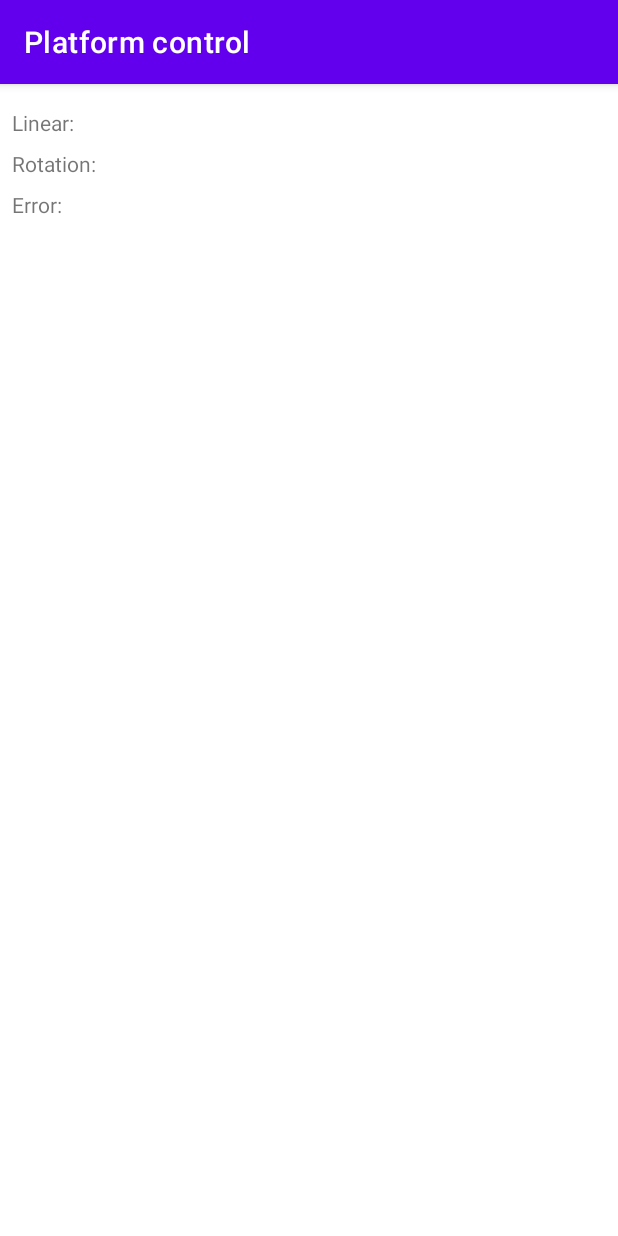
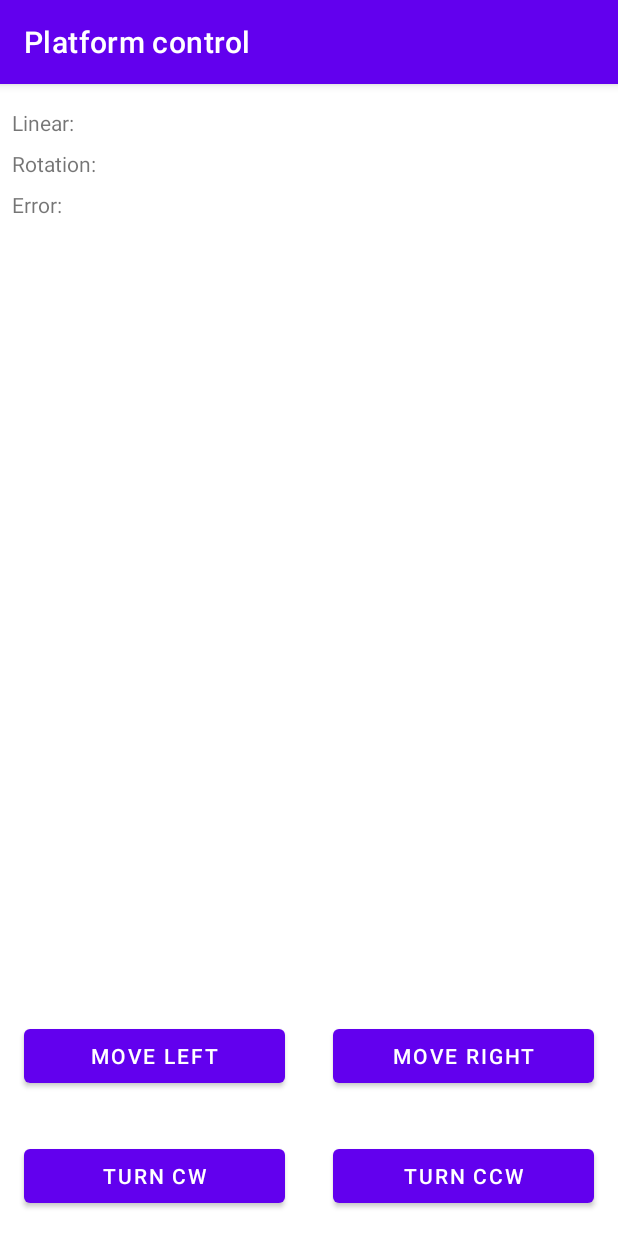
Before and after one commit to dimomite/laser_lever_platform, an Android app: the screen it shows after launch (MainActivity), on a phone screen of 412 x 824 dp. Run offline under Robolectric (Android 15) with nearby library versions, the phone set to English and light mode, and no system bars; our stand-ins replace Dagger/Hilt's generated code, RxJava, Timber, data binding; 3 statements that could not run were skipped.

Commit message:
Add remote control from Android app

```diff
--- a/software/control/app/src/main/java/com/dimomite/laserlevelplatformcontrol/data/PlatformControl.kt
+++ b/software/control/app/src/main/java/com/dimomite/laserlevelplatformcontrol/data/PlatformControl.kt
@@ -4,6 +4,8 @@ import com.dimomite.laserlevelplatformcontrol.domain.PlatformStatus
 import okhttp3.ResponseBody
 import retrofit2.Call
 import retrofit2.http.GET
+import retrofit2.http.POST
+import retrofit2.http.Query
 
 interface PlatformControl {
     @GET("api/status")
@@ -11,4 +13,10 @@ interface PlatformControl {
 
     @GET("favicon.ico")
     fun readFavIcon(): Call<ResponseBody>
+
+    @POST("api/move")
+    fun move(@Query("dir") direction: String, @Query("dist") distance: Int): Call<ResponseBody>
+
+    @POST("api/turn")
+    fun turn(@Query("dir") direction: String, @Query("dist") distance: Int): Call<ResponseBody>
 }
--- /dev/null
+++ b/software/control/app/src/main/java/com/dimomite/laserlevelplatformcontrol/domain/MoveDirection.kt
@@ -0,0 +1,11 @@
+package com.dimomite.laserlevelplatformcontrol.domain
+
+import com.squareup.moshi.Json
+
+enum class MoveDirection {
+    @Json(name = "left")
+    Left,
+
+    @Json(name = "right")
+    Right,
+}
--- /dev/null
+++ b/software/control/app/src/main/java/com/dimomite/laserlevelplatformcontrol/domain/TurnDirection.kt
@@ -0,0 +1,11 @@
+package com.dimomite.laserlevelplatformcontrol.domain
+
+import com.squareup.moshi.Json
+
+enum class TurnDirection {
+    @Json(name = "cw")
+    CW,
+
+    @Json(name = "ccw")
+    CCW,
+}
--- a/software/control/app/src/main/res/layout/fragment_remote_control.xml
+++ b/software/control/app/src/main/res/layout/fragment_remote_control.xml
@@ -1,6 +1,7 @@
 <?xml version="1.0" encoding="utf-8"?>
 <layout xmlns:android="http://schemas.android.com/apk/res/android"
-    xmlns:app="http://schemas.android.com/apk/res-auto">
+    xmlns:app="http://schemas.android.com/apk/res-auto"
+    xmlns:tools="http://schemas.android.com/tools">
 
     <data>
 
@@ -68,6 +69,61 @@
             app:layout_constraintBaseline_toBaselineOf="@+id/textView4"
             app:layout_constraintStart_toEndOf="@+id/textView4" />
 
+        <Button
+            android:id="@+id/bt_turn_cw"
+            android:layout_width="0dp"
+            android:layout_height="wrap_content"
+            android:layout_marginStart="16dp"
+            android:layout_marginEnd="16dp"
+            android:layout_marginBottom="16dp"
+            android:onClick="@{model::turnCW}"
+            android:text="Turn CW"
+            app:layout_constraintBottom_toBottomOf="parent"
+            app:layout_constraintEnd_toStartOf="@+id/bt_turn_ccw"
+            app:layout_constraintHorizontal_bias="0.5"
+            app:layout_constraintHorizontal_chainStyle="packed"
+            app:layout_constraintStart_toStartOf="parent" />
+
+        <Button
+            android:id="@+id/bt_turn_ccw"
+            android:layout_width="0dp"
+            android:layout_height="wrap_content"
+            android:layout_marginStart="16dp"
+            android:layout_marginEnd="16dp"
+            android:onClick="@{model::turnCCW}"
+            android:text="Turn CCW"
+            app:layout_constraintBottom_toBottomOf="@+id/bt_turn_cw"
+            app:layout_constraintEnd_toEndOf="parent"
+            app:layout_constraintHorizontal_bias="0.5"
+            app:layout_constraintStart_toEndOf="@+id/bt_turn_cw" />
+
+        <Button
+            android:id="@+id/bt_move_left"
+            android:layout_width="0dp"
+            android:layout_height="wrap_content"
+            android:layout_marginStart="16dp"
+            android:layout_marginEnd="16dp"
+            android:layout_marginBottom="32dp"
+            android:onClick="@{model::moveLeft}"
+            android:text="Move left"
+            app:layout_constraintBottom_toTopOf="@+id/bt_turn_cw"
+            app:layout_constraintEnd_toStartOf="@+id/bt_move_right"
+            app:layout_constraintHorizontal_bias="0.5"
+            app:layout_constraintStart_toStartOf="parent" />
+
+        <Button
+            android:id="@+id/bt_move_right"
+            android:layout_width="0dp"
+            android:layout_height="wrap_content"
+            android:layout_marginStart="16dp"
+            android:layout_marginEnd="16dp"
+            android:onClick="@{model::moveRight}"
+            android:text="Move right"
+            app:layout_constraintBottom_toBottomOf="@+id/bt_move_left"
+            app:layout_constraintEnd_toEndOf="parent"
+            app:layout_constraintHorizontal_bias="0.5"
+            app:layout_constraintStart_toEndOf="@+id/bt_move_left" />
+
         <!--        <ImageView
                     android:id="@+id/iv_logo"
                     android:layout_width="wrap_content"
```
Also changed, not shown: software/control/app/src/main/java/com/dimomite/laserlevelplatformcontrol/data/PlatformStatusReader.kt (+31 -4 lines), software/control/app/src/main/java/com/dimomite/laserlevelplatformcontrol/presentation/RemoteControlViewModel.kt (+35 -6 lines), 3 other files.
